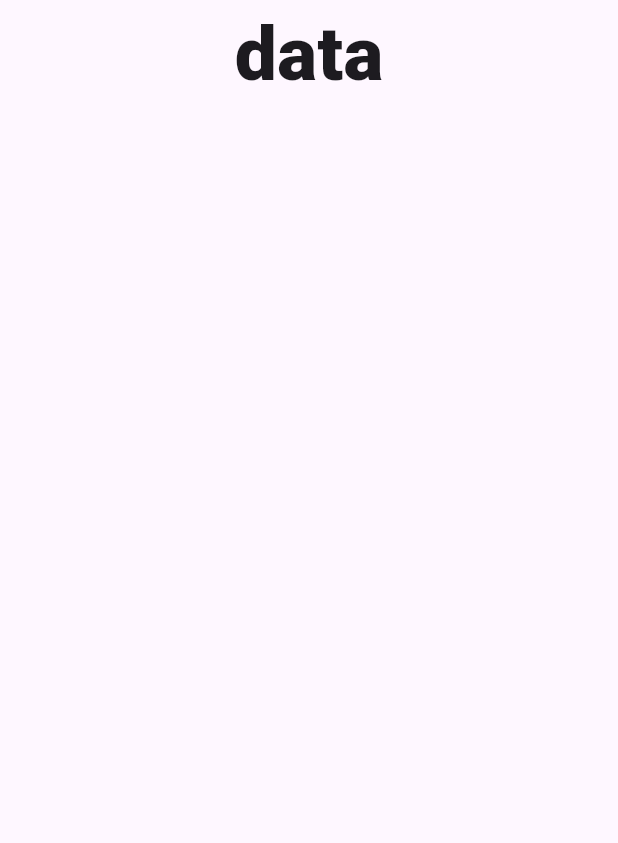
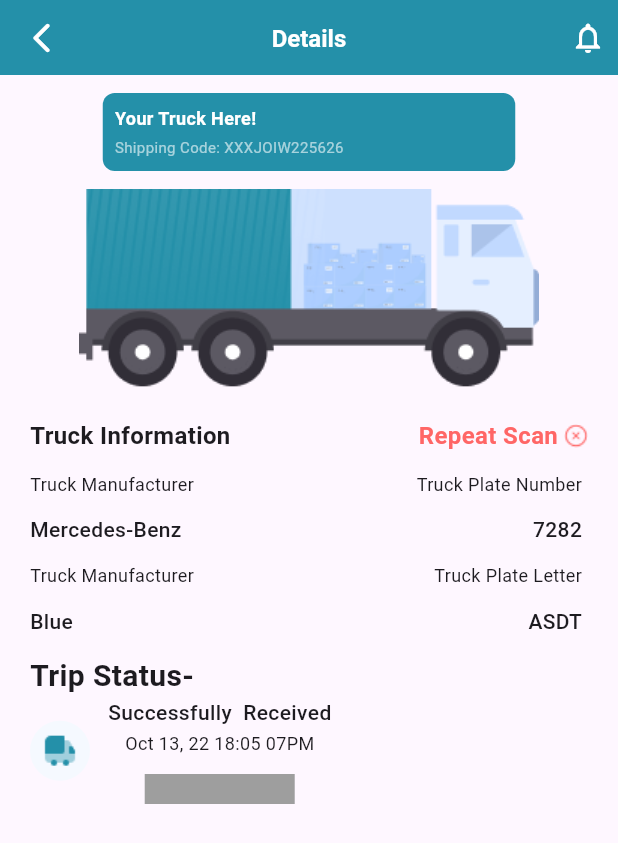
Before and after one commit to 1999AhmedSafwat/Scanner, a Flutter app: the screen it shows after launch, on a phone screen of 412 x 824 dp. Shown: the top 843 px of the screen. Run offline on Flutter 3.47's test engine with Material 3 defaults, Android fonts, the phone set to English and light mode, and no system bars; missing offline and left inert: qr_code_scanner_plus.

Commit message:
Latsted Update

```diff
--- /dev/null
+++ b/lib/details/details.dart
@@ -0,0 +1,134 @@
+
+import 'package:flutter/material.dart';
+
+import '../barcode/view.dart';
+
+class DetailsView extends StatelessWidget {
+  const DetailsView({super.key});
+
+  @override
+  Widget build(BuildContext context) {
+    return Scaffold(
+      appBar: AppBar(
+        backgroundColor: Color(0xff2490A9),
+        centerTitle: true,
+        title: Text(
+          "Details",
+          style: TextStyle(
+              fontSize: 16, fontWeight: FontWeight.w600, color: Colors.white),
+        ),
+        actions: [
+          Padding(
+            padding: const EdgeInsets.all(8.0),
+            child: Icon(
+              Icons.notifications_none,
+              color: Colors.white,
+            ),
+          )
+        ],
+        leading: Icon(
+          Icons.arrow_back_ios_rounded,
+          color: Colors.white,
+        ),
+        toolbarHeight: 50,
+      ),
+      body:
+      Padding(
+        padding: const EdgeInsets.symmetric(horizontal: 20),
+        child: Column(crossAxisAlignment: CrossAxisAlignment.start,
+          children: [
+            SizedBox(height: 12,),
+            Center(child: Container(
+                width: 275,
+                height: 52,
+                decoration: BoxDecoration(
+                    color: Color(0xff2490A9),
+                    borderRadius: BorderRadius.circular(8)),
+                child: Padding(
+                  padding: const EdgeInsets.all(8.0),
+                  child: Column(crossAxisAlignment: CrossAxisAlignment.start,
+                    children: [
+                      Text(
+                        "Your Truck Here!",
+                        style: TextStyle(fontWeight: FontWeight.w600, fontSize: 12,color: Colors.white),
+                      ),
+                      SizedBox(height: 4,),
+                      Text(
+                        "Shipping Code: XXXJOIW225626",
+                        style: TextStyle(fontWeight: FontWeight.w400, fontSize: 10,color: Colors.white.withOpacity(0.60)),
+                      ),
+                    ],
+                  ),
+                ),
+              ),),
+            SizedBox(height: 12,),
+            Center(child: Container(child: Image.asset("assets/images/Truck1.png",height: 141,width: 307,fit: BoxFit.cover,),)),
+            SizedBox(height: 12,),
+
+            Row(
+              children: [
+              Expanded(child: Text("Truck Information",style: TextStyle(fontSize: 16,fontWeight: FontWeight.w600,),)),
+              GestureDetector(onTap: () {
+               Navigator.push(context, MaterialPageRoute(builder: (context) => QRScannerPage(),));
+              }, child: Text("Repeat Scan",style: TextStyle(fontSize: 16,fontWeight: FontWeight.w600,color: Color(0xffff6666)),)),SizedBox(width: 4,),
+                Image.asset("assets/images/close-circle.png"),
+
+            ],),
+            SizedBox(height: 12,),
+            Row(
+              children: [
+                Expanded(child: Text("Truck Manufacturer",style: TextStyle(fontSize: 12,fontWeight: FontWeight.w400,),)),
+                Text("Truck Plate Number",style: TextStyle(fontSize: 12,fontWeight: FontWeight.w400,)
+                  ,),SizedBox(width: 4,),
+
+
+              ],),
+            SizedBox(height: 12,),
+            Row(
+
+              children: [
+                Expanded(child: Text("Mercedes-Benz",style: TextStyle(fontSize: 14,fontWeight: FontWeight.w500,),)),
+                Text("7282",style: TextStyle(fontSize: 14,fontWeight: FontWeight.w500,)
+                  ,),SizedBox(width: 4,),
+
+
+              ],),
+            SizedBox(height: 12,),
+            Row(
+
+              children: [
+                Expanded(child: Text("Truck Manufacturer",style: TextStyle(fontSize: 12,fontWeight: FontWeight.w400,),)),
+                Text("Truck Plate Letter",style: TextStyle(fontSize: 12,fontWeight: FontWeight.w400,)
+                  ,),SizedBox(width: 4,),
+
+
+              ],),
+            SizedBox(height: 12,),
+            Row(
+              //mainAxisAlignment: MainAxisAlignment.spaceBetween,
+              children: [
+                Expanded(child: Text("Blue",style: TextStyle(fontSize: 14,fontWeight: FontWeight.w500,),)),
+                Text("ASDT",style: TextStyle(fontSize: 14,fontWeight: FontWeight.w500,)
+                  ,),SizedBox(width: 4,),
+
+
+              ],),
+          SizedBox(height: 12,),
+          Text("Trip Status-",style: TextStyle(fontWeight: FontWeight.w600,fontSize: 20),),
+
+            Row(children: [Column(children: [              Column(children: [Container(width: 40,height: 40,decoration: BoxDecoration(color: Color(0xfff5f9ff),shape: BoxShape.circle,),child: Image.asset("assets/images/iconcar.png",width: 24,height: 24,),)],)
+            ],),SizedBox(width: 12,),
+              Column(children: [
+                Text("Successfully  Received",style: TextStyle(fontWeight: FontWeight.w500,fontSize: 14),),
+                SizedBox(height: 2,),
+                Text("Oct 13, 22 18:05 07PM",style: TextStyle(fontWeight: FontWeight.w400,fontSize: 12),),SizedBox(height: 12,),
+                Container(color:Colors.grey,height: 20,width: 100,)
+
+              ],)
+            ],)
+          ],
+        ),
+      ),
+    );
+  }
+}
--- a/lib/main.dart
+++ b/lib/main.dart
@@ -1,7 +1,9 @@
+import 'package:architecture/tes/v.dart';
 import 'package:flutter/cupertino.dart';
 import 'package:flutter/material.dart';
 
 import 'barcode/view.dart';
+import 'details/details.dart';
 
 void main (){
   runApp(MyApp());
@@ -12,7 +14,26 @@ class MyApp extends StatelessWidget{
 
    return MaterialApp(
      debugShowCheckedModeBanner: false,
-     home: QRScannerPage(),
+     theme: ThemeData(
+       primarySwatch: getMyMaterianlColor()),
+     home: DetailsView(),
    );
   }
 }
+
+
+MaterialColor getMyMaterianlColor(){
+  Color color =Color(0xff2490A9);
+  return MaterialColor(color.value, {
+    50:color .withOpacity(0.1),
+    100:color .withOpacity(0.2),
+    200:color .withOpacity(0.3),
+    300:color .withOpacity(0.4),
+    400:color .withOpacity(0.5),
+    500:color .withOpacity(0.6),
+    600:color .withOpacity(0.7),
+    700:color .withOpacity(0.8),
+    800:color .withOpacity(0.9),
+    900:color
+  });
+}
```
Also changed, not shown: lib/barcode/view.dart (+76 -5 lines), lib/firstScreen/firstScreen.dart (added, +36 -0 lines), lib/home/home1.dart (added, +12 -0 lines), lib/tes/v.dart (added, +59 -0 lines), pubspec.yaml (+6 -1 lines), assets/images/Truck.png (added), assets/images/Truck1.png (added), assets/images/close-circle.png (added), assets/images/iconcar.png (added), pubspec.lock, 2 other files.
